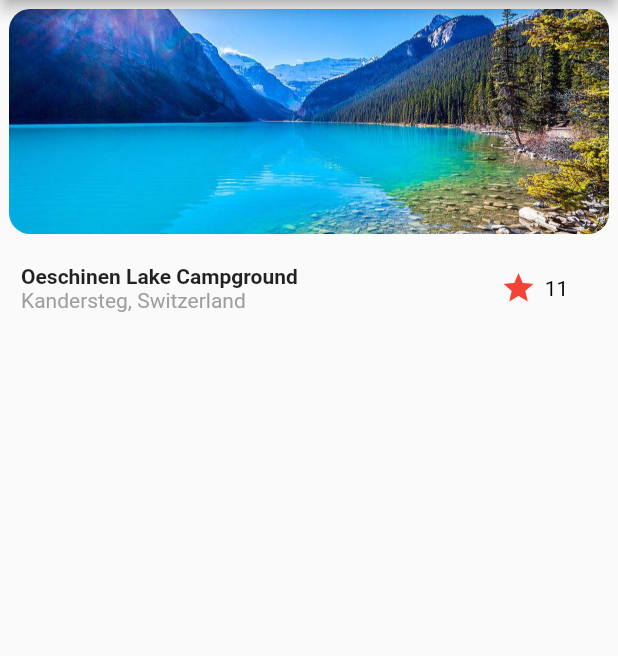
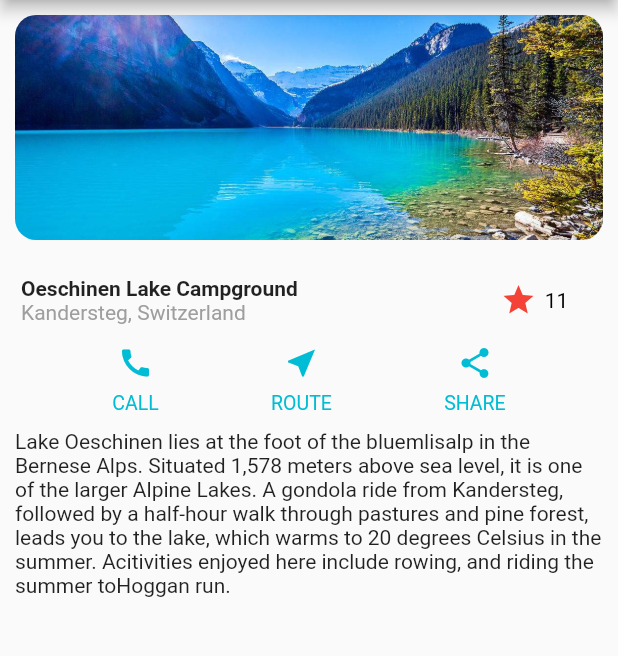
Before and after one commit to blazeqin/flutter_learn_demo, a Flutter app: the screen it shows after launch, on a phone screen of 412 x 824 dp, the part 84-740 px from its top. Run offline on Flutter 3.47's test engine with Material 2 defaults, Android fonts, the phone set to English and light mode, and no system bars.

Commit message:
完成一个页面

```diff
--- a/lib/main.dart
+++ b/lib/main.dart
@@ -47,8 +47,7 @@ class ADemoPageState extends State<ADemoPage> {
           Container(
             width: 500.0,
             height: 150.0,
-            padding: const EdgeInsets.all(4.0),
-            margin: const EdgeInsets.all(6.0),
+            margin: const EdgeInsets.all(10.0),
             decoration: BoxDecoration(
               image: DecorationImage(
                 image:AssetImage("images/lake.jpg"),
@@ -60,7 +59,24 @@ class ADemoPageState extends State<ADemoPage> {
             ),
           ),
           _TitleSelection(title:"Oeschinen Lake Campground",subTitle:"Kandersteg, Switzerland",starCount:11),
-
+          Row(
+            //沿水平方向平均放置
+            mainAxisAlignment: MainAxisAlignment.spaceEvenly,
+            children: <Widget>[
+              _buildButtonColumn(context, Icons.call, "CALL"),
+              _buildButtonColumn(context, Icons.near_me, "ROUTE"),
+              _buildButtonColumn(context, Icons.share, "SHARE"),
+            ],
+          ),
+          Container(
+            margin: EdgeInsets.all(10.0),
+            child: Text("Lake Oeschinen lies at the foot of the bluemlisalp in the "
+                "Bernese Alps. Situated 1,578 meters above sea level, it is "
+                "one of the larger Alpine Lakes. A gondola ride from Kandersteg, "
+                "followed by a half-hour walk through pastures and pine forest, "
+                "leads you to the lake, which warms to 20 degrees Celsius in the "
+                "summer. Acitivities enjoyed here include rowing, and riding the summer toHoggan run."),
+          )
         ],
       ),
     );
@@ -121,8 +137,19 @@ class _TitleSelection extends StatelessWidget{
 Widget _buildButtonColumn(BuildContext context,IconData icon, String label){
   final color = Theme.of(context).primaryColor;
   return Column(
+    // main axis 跟我们前面提到的 cross axis 相对应，对 Column 来说，指的就是竖直方向。
+    //  在放置完子控件后，屏幕上可能还会有一些剩余的空间（free space），min 表示尽量少占用
+    //  free space；类似于 Android 的 wrap_content。
+    //  对应的，还有 MainAxisSize.max
+    mainAxisSize: MainAxisSize.min,
+    //  沿着 main axis 居中放置
+    mainAxisAlignment: MainAxisAlignment.center,
     children: <Widget>[
-      Icon(icon),
+      Icon(icon, color: color,),
+      Container(
+        margin: EdgeInsets.only(top: 7.0),
+        child: Text(label,style: TextStyle(color: color, fontSize: 13.0,),),
+      ),
     ],
   );
 }
```
